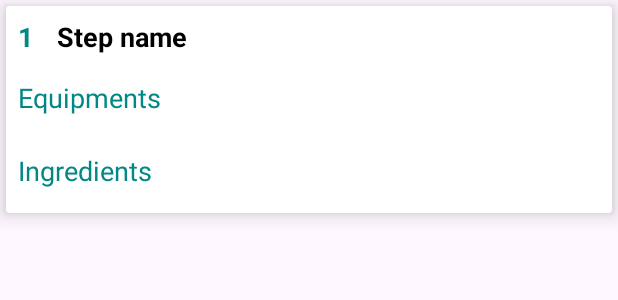
After one commit to dwj020724/Amazing_Recipe, an Android app: the layout list_instructions_steps.xml on its own in the app's theme, with its tools: preview values and no code run, on a phone screen of 412 x 824 dp. The commit adds this screen. Shown: the top 300 px of the screen. Run offline under Robolectric (Android 15) with nearby library versions, the phone set to English and light mode, and no system bars.

Commit message:
instruction, ingredients, equipments, Adapter added

```diff
--- a/app/src/main/java/Listeners/InstructionsListener.java
+++ b/app/src/main/java/Listeners/InstructionsListener.java
@@ -4,6 +4,6 @@ import com.example.mobileproject.Models.InstructionsResponse;
 import java.util.List;
 
 public interface InstructionsListener {
-    void didFetch(InstructionsResponse responses, String message);
+    void didFetch(List<InstructionsResponse> responses, String message);
     void didError(String message);
 }
--- a/app/src/main/java/com/example/mobileproject/RequestManager.java
+++ b/app/src/main/java/com/example/mobileproject/RequestManager.java
@@ -103,7 +103,7 @@ public class RequestManager {
                     listener.didError(response.message());
                     return;
                 }
-                listener.didFetch((InstructionsResponse) response.body(), response.message());
+                listener.didFetch(response.body(), response.message());
             }
 
             @Override
--- /dev/null
+++ b/app/src/main/res/layout/list_instructions_steps.xml
@@ -0,0 +1,72 @@
+<?xml version="1.0" encoding="utf-8"?>
+<androidx.cardview.widget.CardView xmlns:android="http://schemas.android.com/apk/res/android"
+    android:layout_width="match_parent"
+    android:layout_height="wrap_content"
+    xmlns:app="http://schemas.android.com/apk/res-auto"
+    app:cardBackgroundColor="@color/white"
+    app:cardElevation="8dp"
+    android:layout_margin="4dp">
+    <LinearLayout
+        android:orientation="vertical"
+        android:layout_width="match_parent"
+        android:layout_height="wrap_content">
+        <LinearLayout
+            android:orientation="horizontal"
+            android:layout_width="match_parent"
+            android:layout_height="wrap_content">
+            <TextView
+                android:id="@+id/textView_instruction_step_number"
+                android:text="1"
+                android:textStyle="bold"
+                android:textSize="18sp"
+                android:textAlignment="center"
+                android:textColor="@color/green"
+                android:padding="8dp"
+                android:layout_width="wrap_content"
+                android:layout_height="wrap_content" />
+            <TextView
+                android:id="@+id/textView_instruction_step_title"
+                android:text="Step name"
+                android:textStyle="bold"
+                android:textSize="18sp"
+                android:textAlignment="textStart"
+                android:textColor="@color/black"
+                android:padding="8dp"
+                android:layout_width="match_parent"
+                android:layout_height="wrap_content" />
+        </LinearLayout>
+        <LinearLayout
+            android:orientation="vertical"
+            android:layout_alignParentEnd="true"
+            android:layout_toRightOf="@+id/textView_instruction_step_number"
+            android:layout_width="match_parent"
+            android:layout_height="wrap_content">
+            <TextView
+                android:text="Equipments"
+                android:textColor="@color/green"
+                android:textSize="18sp"
+                android:padding="8dp"
+                android:layout_width="match_parent"
+                android:layout_height="wrap_content"/>
+            <androidx.recyclerview.widget.RecyclerView
+                android:id="@+id/recycler_instructions_equipments"
+                android:layout_margin="4dp"
+                android:layout_width="match_parent"
+                android:layout_height="wrap_content"/>
+            <TextView
+                android:text="Ingredients"
+                android:textColor="@color/green"
+                android:textSize="18sp"
+                android:padding="8dp"
+                android:layout_width="match_parent"
+                android:layout_height="wrap_content"/>
+            <androidx.recyclerview.widget.RecyclerView
+                android:id="@+id/recycler_instructions_ingredients"
+                android:layout_margin="4dp"
+                android:layout_width="match_parent"
+                android:layout_height="wrap_content"/>
+        </LinearLayout>
+
+    </LinearLayout>
+
+</androidx.cardview.widget.CardView>
```
Also changed, not shown: app/src/main/java/Adapters/InstructionStepAdapter.java (added, +66 -0 lines), app/src/main/java/Adapters/InstructionsAdapter.java (added, +57 -0 lines), app/src/main/java/Adapters/InstructionsEquipmentsAdapter.java (added, +57 -0 lines), app/src/main/java/Adapters/InstructionsIngredientsAdapter.java (added, +57 -0 lines), app/src/main/java/com/example/mobileproject/RecipeDetailsActivity.java (+20 -0 lines), app/src/main/res/layout/list_instructions.xml (added, +32 -0 lines), app/src/main/res/layout/list_instructions_step_items.xml (added, +34 -0 lines).
